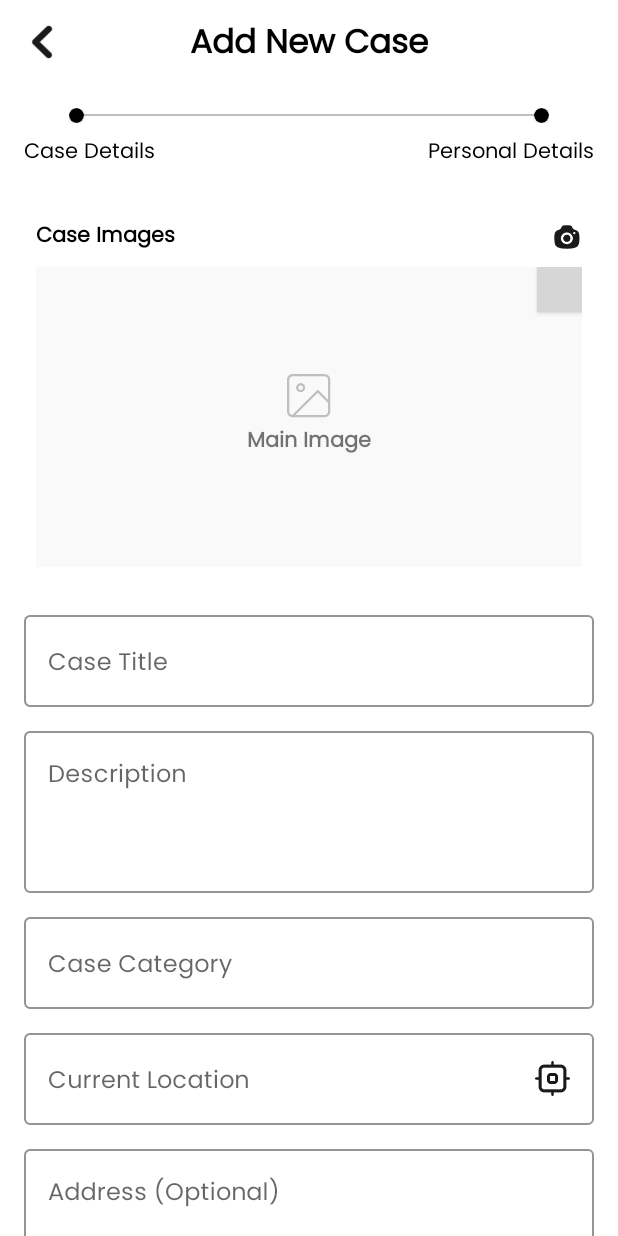
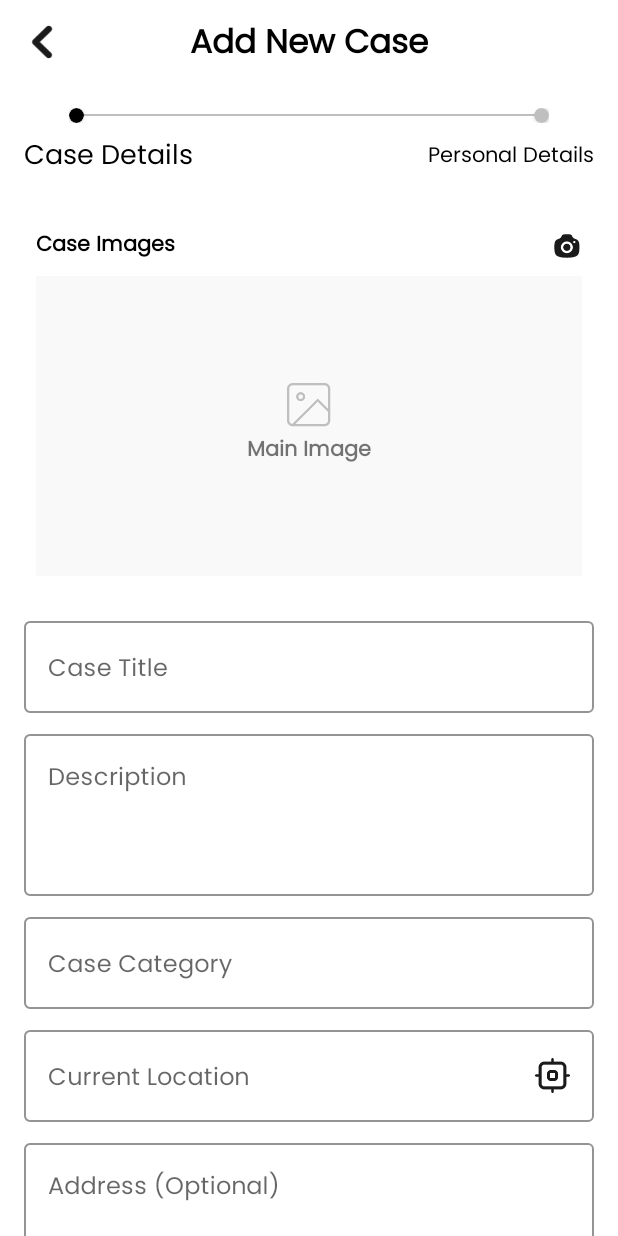
Before and after one commit to eslamfaisal/emergency-services, an Android app: the CaseDetailsFragment screen opened directly, with no data from a screen before it, on a phone screen of 412 x 824 dp. Run offline under Robolectric (Android 15) with nearby library versions, the phone set to English and light mode, and no system bars; our stand-ins replace data binding; libraries missing offline, so code that uses them is left out: com.github.dhaval2404.imagepicker, com.huawei.agconnect; plain views replace MaterialRippleLayout; pictures from the network do not load; 9 statements that could not run were skipped; grey boxes are pictures that could not be loaded.

Commit message:
validate create new case

```diff
--- /dev/null
+++ b/app/src/main/java/com/bluethunder/tar2/SessionConstants.kt
@@ -0,0 +1,5 @@
+package com.bluethunder.tar2
+
+object SessionConstants {
+    var currentLanguage = "en"
+}
--- a/app/src/main/java/com/bluethunder/tar2/ui/auth/fragments/RegisterFragment.kt
+++ b/app/src/main/java/com/bluethunder/tar2/ui/auth/fragments/RegisterFragment.kt
@@ -199,7 +199,7 @@ class RegisterFragment : BaseFragment() {
                     ).show()
                 }
                 else -> {
-                    Toast.makeText(requireActivity(), "Task Cancelled", Toast.LENGTH_SHORT).show()
+
                 }
             }
         }
--- a/app/src/main/java/com/bluethunder/tar2/ui/edit_case/EditCaseActivity.kt
+++ b/app/src/main/java/com/bluethunder/tar2/ui/edit_case/EditCaseActivity.kt
@@ -9,6 +9,7 @@ import android.util.Log
 import androidx.activity.viewModels
 import androidx.appcompat.app.AppCompatActivity
 import androidx.core.app.ActivityCompat
+import com.bluethunder.tar2.R
 import com.bluethunder.tar2.databinding.ActivityEditCaseBinding
 import com.bluethunder.tar2.model.Status
 import com.bluethunder.tar2.ui.edit_case.model.CaseModel
@@ -52,6 +53,20 @@ class EditCaseActivity : AppCompatActivity() {
     private fun initViewModel() {
         initObservers()
         viewModel.checkDeviceLocation(this)
+        viewModel.selectedFragmentIndex.observe(this) {
+            binding.caseDetailsTv.textSize = if (it == 0) 18f else 14f
+            binding.personalDataTv.textSize = if (it == 1) 18f else 14f
+            binding.caseLineView.setBackgroundColor(
+                if (it == 0) resources.getColor(R.color.colorGreyLight) else resources.getColor(
+                    R.color.colorBlack
+                )
+            )
+            binding.pdCircleView.setCardBackgroundColor(
+                if (it == 0) resources.getColor(R.color.colorGreyLight) else resources.getColor(
+                    R.color.colorBlack
+                )
+            )
+        }
     }
 
     private fun initObservers() {
--- a/app/src/main/java/com/bluethunder/tar2/ui/edit_case/viewmodel/EditCaseViewModel.kt
+++ b/app/src/main/java/com/bluethunder/tar2/ui/edit_case/viewmodel/EditCaseViewModel.kt
@@ -9,9 +9,13 @@ import android.util.Log
 import androidx.lifecycle.LiveData
 import androidx.lifecycle.MutableLiveData
 import androidx.lifecycle.ViewModel
+import com.bluethunder.tar2.cloud_db.CloudDBWrapper
 import com.bluethunder.tar2.model.Resource
 import com.bluethunder.tar2.ui.edit_case.EditCaseActivity
+import com.bluethunder.tar2.ui.edit_case.model.CaseCategoryModel
 import com.bluethunder.tar2.ui.edit_case.model.CaseModel
+import com.huawei.agconnect.cloud.database.CloudDBZoneQuery
+import com.huawei.agconnect.cloud.database.exceptions.AGConnectCloudDBException
 import com.huawei.hms.common.ApiException
 import com.huawei.hms.common.ResolvableApiException
 import com.huawei.hms.location.*
@@ -23,6 +27,9 @@ class EditCaseViewModel : ViewModel() {
     companion object {
         private val TAG = EditCaseViewModel::class.java.simpleName
     }
+
+    private val _selectedFragmentIndex = MutableLiveData(0)
+    val selectedFragmentIndex: LiveData<Int> = _selectedFragmentIndex
 
     private val _currentCaseModel = MutableLiveData<Resource<CaseModel>>()
     val currentCaseModel: LiveData<Resource<CaseModel>> = _currentCaseModel
@@ -38,6 +45,9 @@ class EditCaseViewModel : ViewModel() {
 
     private val _lastLocation = MutableLiveData<Resource<Location>>()
     val lastLocation: LiveData<Resource<Location>> = _lastLocation
+
+    private val _categories = MutableLiveData<Resource<MutableList<CaseCategoryModel>>>()
+    val categories: LiveData<Resource<MutableList<CaseCategoryModel>>> = _categories
 
 
     fun checkDeviceLocation(activity: Activity) {
@@ -121,6 +131,39 @@ class EditCaseViewModel : ViewModel() {
         return mLocationRequest
     }
 
+    fun getCategories() {
+        val query = CloudDBZoneQuery.where(CaseCategoryModel::class.java)
+            .orderByDesc("priority")
+        CloudDBWrapper.mTar2APPCloudDBZone!!.executeQuery(
+            query,
+            CloudDBZoneQuery.CloudDBZoneQueryPolicy.POLICY_QUERY_DEFAULT
+        ).addOnCompleteListener {
+            if (it.isSuccessful) {
+
+                val bookInfoCursor = it.result.snapshotObjects
+                val categoriesList: MutableList<CaseCategoryModel> = ArrayList()
+                try {
+                    while (bookInfoCursor.hasNext()) {
+                        val bookInfo = bookInfoCursor.next()
+                        categoriesList.add(bookInfo)
+                    }
+                } catch (e: AGConnectCloudDBException) {
+                    Log.w(TAG, "processQueryResult: " + e.message)
+                } finally {
+                    it.result.release()
+                }
+
+                setCategoriesValue(Resource.success(categoriesList))
+            } else {
+                setCategoriesValue(Resource.error(it.exception?.message))
+            }
+        }
+    }
+
+    private fun setCategoriesValue(success: Resource<MutableList<CaseCategoryModel>>) {
+        _categories.value = success
+    }
+
     private fun setLastLocationValue(success: Resource<Location>) {
         _lastLocation.value = success
     }
@@ -133,6 +176,9 @@ class EditCaseViewModel : ViewModel() {
         _currentCaseModel.value = Resource.success(mCurrentCase)
     }
 
+    fun setSelectedFragmentIndex(index: Int) {
+        _selectedFragmentIndex.value = index
+    }
 
     private var profileImageLocalPath: String = ""
     var profileImageUrl: String = ""
--- a/app/src/main/res/layout/activity_edit_case.xml
+++ b/app/src/main/res/layout/activity_edit_case.xml
@@ -77,6 +77,7 @@
                     app:cardCornerRadius="5dp" />
 
                 <View
+                    android:id="@+id/case_line_view"
                     android:layout_width="0dp"
                     android:layout_height="1dp"
                     android:layout_marginStart="-2dp"
@@ -85,6 +86,7 @@
                     android:background="@color/colorGreyLight" />
 
                 <androidx.cardview.widget.CardView
+                    android:id="@+id/pd_circle_view"
                     android:layout_width="10dp"
                     android:layout_height="10dp"
                     app:cardBackgroundColor="@color/colorBlack"
@@ -99,6 +101,7 @@
                 android:orientation="horizontal">
 
                 <androidx.appcompat.widget.AppCompatTextView
+                    android:id="@+id/case_details_tv"
                     android:layout_width="wrap_content"
                     android:layout_height="wrap_content"
                     android:fontFamily="@font/poppins_regular"
@@ -112,6 +115,7 @@
                     android:layout_weight="1" />
 
                 <androidx.appcompat.widget.AppCompatTextView
+                    android:id="@+id/personal_data_tv"
                     android:layout_width="wrap_content"
                     android:layout_height="wrap_content"
                     android:fontFamily="@font/poppins_regular"
--- a/app/src/main/res/layout/fragment_case_details.xml
+++ b/app/src/main/res/layout/fragment_case_details.xml
@@ -88,7 +88,7 @@
                         android:layout_width="30dp"
                         android:layout_height="30dp"
                         android:layout_alignParentEnd="true"
-                        android:visibility="visible">
+                        android:visibility="gone">
 
                         <androidx.appcompat.widget.AppCompatImageView
                             android:layout_width="match_parent"
@@ -117,7 +117,7 @@
                 android:layout_height="wrap_content"
                 android:hint="@string/case_title"
                 app:boxStrokeColor="@color/color_transparent"
-                app:hintTextAppearance="@style/TextAppearance.AppCompat.Medium.Inverse">
+                app:hintTextAppearance="@style/TextAppearance.AppCompat.Small.Inverse">
 
                 <com.google.android.material.textfield.TextInputEditText
                     android:id="@+id/case_title_input"
@@ -136,7 +136,7 @@
                 android:layout_marginTop="8dp"
                 android:hint="@string/description"
                 app:boxStrokeColor="@color/color_transparent"
-                app:hintTextAppearance="@style/TextAppearance.AppCompat.Medium.Inverse">
+                app:hintTextAppearance="@style/TextAppearance.AppCompat.Small.Inverse">
 
                 <com.google.android.material.textfield.TextInputEditText
                     android:id="@+id/case_description_input"
@@ -157,7 +157,7 @@
                 android:layout_marginTop="8dp"
                 android:hint="@string/case_category"
                 app:boxStrokeColor="@color/color_transparent"
-                app:hintTextAppearance="@style/TextAppearance.AppCompat.Medium.Inverse">
+                app:hintTextAppearance="@style/TextAppearance.AppCompat.Small.Inverse">
 
                 <com.google.android.material.textfield.TextInputEditText
                     android:id="@+id/case_category_input"
@@ -178,7 +178,7 @@
                 android:layout_marginTop="8dp"
                 android:hint="@string/case_current_location"
                 app:boxStrokeColor="@color/color_transparent"
-                app:hintTextAppearance="@style/TextAppearance.AppCompat.Medium.Inverse">
+                app:hintTextAppearance="@style/TextAppearance.AppCompat.Small.Inverse">
 
                 <com.google.android.material.textfield.TextInputEditText
                     android:id="@+id/case_location_input"
@@ -201,7 +201,7 @@
                 android:layout_marginBottom="24dp"
                 android:hint="@string/manual_address_optional"
                 app:boxStrokeColor="@color/color_transparent"
-                app:hintTextAppearance="@style/TextAppearance.AppCompat.Medium.Inverse">
+                app:hintTextAppearance="@style/TextAppearance.AppCompat.Small.Inverse">
 
                 <com.google.android.material.textfield.TextInputEditText
                     android:id="@+id/case_manual_address_input"
--- a/app/src/main/res/values/strings.xml
+++ b/app/src/main/res/values/strings.xml
@@ -66,5 +66,12 @@
     <string name="case_current_location">Current Location</string>
     <string name="manual_address_optional">Address (Optional)</string>
     <string name="account_not_found">No Account found, Please Register first</string>
+    <string name="case_title_err_msg">Please enter a the case title</string>
+    <string name="choose_category_err_msg">Please choose a category</string>
+    <string name="location_err_msg">Please open the device location and accept location permission to get current location coordinates for the case</string>
+    <string name="enter_description">Please enter a description</string>
+    <string name="select_category">Select category</string>
+    <string name="cancel">Cancel</string>
+    <string name="select_iameg">Please Select Image</string>
 
 </resources>
```
Also changed, not shown: app/src/main/java/com/bluethunder/tar2/ss.java (deleted, +0 -10 lines), app/src/main/java/com/bluethunder/tar2/ui/edit_case/fragments/CaseDetailsFragment.kt (+71 -9 lines), app/src/main/java/com/bluethunder/tar2/ui/edit_case/model/CaseCategoryModel.java (+10 -0 lines), app/src/main/java/com/bluethunder/tar2/ui/splash/SplashActivity.kt (+4 -5 lines), 1 other file.
